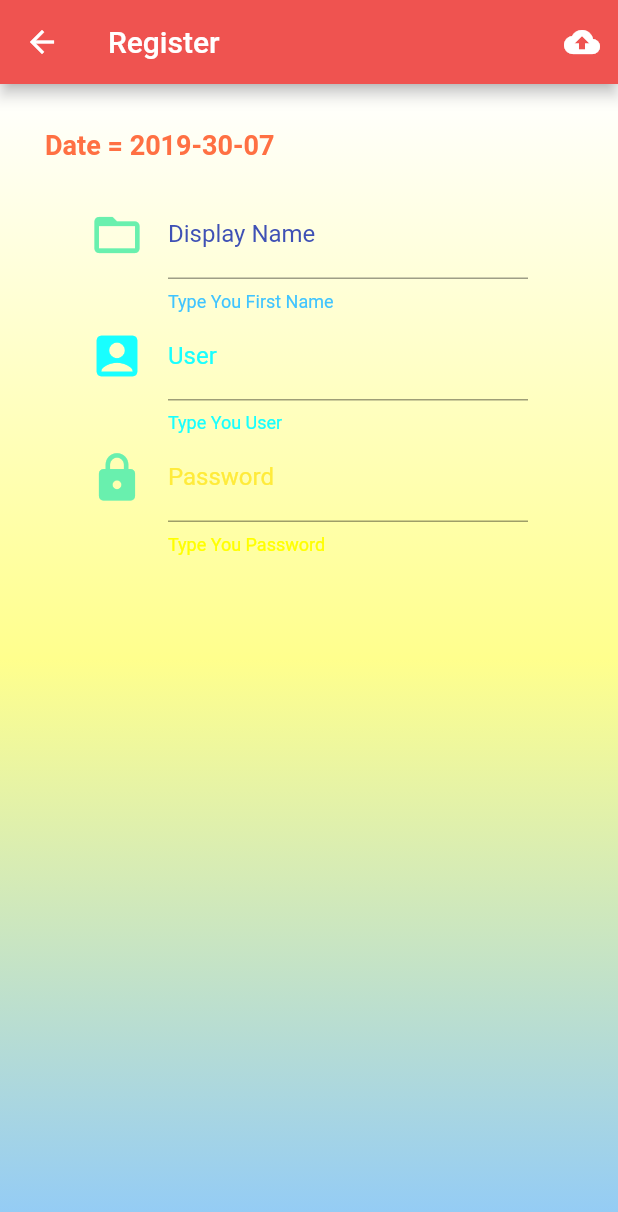
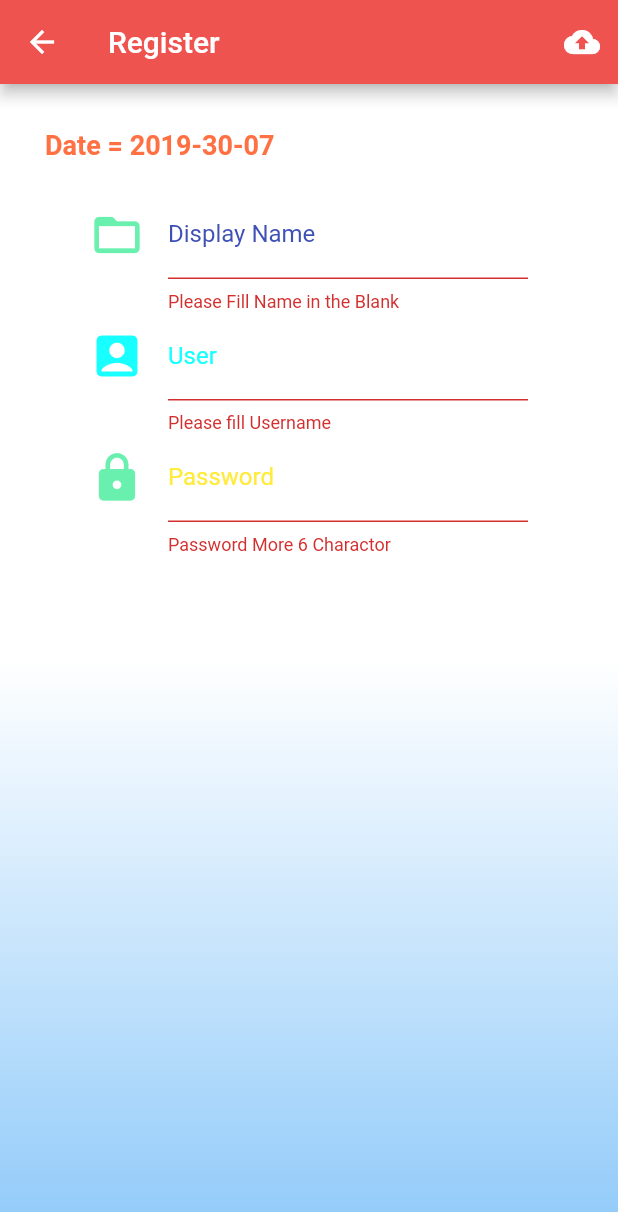
Before and after one commit to Sarunyou22/Pakk, a Flutter app: the Register screen opened directly, after a tap on the "cloud upload" icon, on a phone screen of 412 x 824 dp. Shown: the top 1212 px of the screen. Run offline on Flutter 3.47's test engine with Material 2 defaults, Android fonts, the phone set to English and light mode, and no system bars; missing offline and left inert: dart:ffi.

Commit message:
post data completed

```diff
--- a/lib/main.dart
+++ b/lib/main.dart
@@ -1,4 +1,5 @@
 import 'package:flutter/material.dart';
+import 'package:flutter/services.dart';
 import 'package:pakk/screens/home.dart';
 
 void main() {
@@ -8,7 +9,10 @@ void main() {
 class MyApp extends StatelessWidget {
   @override
   Widget build(BuildContext context) {
+    SystemChrome.setPreferredOrientations(
+        [DeviceOrientation.portraitUp, DeviceOrientation.portraitDown]);
     return MaterialApp(
+      debugShowCheckedModeBanner: false,
       home: Home(),
     );
   }
--- a/lib/screens/register.dart
+++ b/lib/screens/register.dart
@@ -1,4 +1,8 @@
+import 'dart:convert';
+import 'dart:ffi';
+
 import 'package:flutter/material.dart';
+import 'package:http/http.dart';
 import 'package:pakk/utility/my_style.dart';
 import 'package:intl/intl.dart';
 
@@ -9,6 +13,8 @@ class Register extends StatefulWidget {
 
 class _RegisterState extends State<Register> {
   // Field
+  final formKey = GlobalKey<FormState>();
+  String name, user, password, dateString;
 
   // Method
   Widget nameText() {
@@ -27,6 +33,16 @@ class _RegisterState extends State<Register> {
           helperStyle: TextStyle(color: Colors.lightBlueAccent),
           hintText: 'English Only',
         ),
+        validator: (String value) {
+          if (value.isEmpty) {
+            return 'Please Fill Name in the Blank';
+          } else {
+            return null;
+          }
+        },
+        onSaved: (value) {
+          name = value.trim();
+        },
       ),
     );
   }
@@ -35,6 +51,7 @@ class _RegisterState extends State<Register> {
     return Container(
       margin: EdgeInsets.only(left: 30.0, right: 30.0),
       child: TextFormField(
+        keyboardType: TextInputType.emailAddress,
         decoration: InputDecoration(
           icon: Icon(
             Icons.account_box,
@@ -45,8 +62,20 @@ class _RegisterState extends State<Register> {
           labelStyle: TextStyle(color: Colors.cyanAccent),
           helperText: 'Type You User',
           helperStyle: TextStyle(color: Colors.cyanAccent),
-          hintText: 'English Only',
+          hintText: 'YourEmail@email.com',
         ),
+        validator: (String value) {
+          if (value.isEmpty) {
+            return 'Please fill Username';
+          } else if (!((value.contains('@')) && (value.contains('.')))) {
+            return 'Please Keep Email Format';
+          } else {
+            return null;
+          }
+        },
+        onSaved: (value) {
+          user = value.trim();
+        },
       ),
     );
   }
@@ -66,8 +95,18 @@ class _RegisterState extends State<Register> {
           labelStyle: TextStyle(color: Colors.yellow),
           helperText: 'Type You Password',
           helperStyle: TextStyle(color: Colors.yellowAccent),
-          hintText: 'English Only',
+          hintText: 'More 6 Charctor',
         ),
+        validator: (value) {
+          if (value.length < 6) {
+            return 'Password More 6 Charactor';
+          } else {
+            return null;
+          }
+        },
+        onSaved: (value) {
+          password = value.trim();
+        },
       ),
     );
   }
@@ -76,7 +115,7 @@ class _RegisterState extends State<Register> {
     DateTime dateTime = DateTime.now();
     print('DateTime = $dateTime');
 
-    String dateString = DateFormat('yyyy-mm-dd').format(dateTime);
+    dateString = DateFormat('yyyy-mm-dd').format(dateTime);
     print('DateTime = $dateString');
 
     return Text(
@@ -89,8 +128,29 @@ class _RegisterState extends State<Register> {
     return IconButton(
       tooltip: 'Upload Now',
       icon: Icon(Icons.cloud_upload),
-      onPressed: () {},
+      onPressed: () {
+        print('You Click Register');
+        if (formKey.currentState.validate()) {
+          formKey.currentState.save();
+          print('name = $name, user = $user, password = $password');
+          registerThread();
+        }
+      },
     );
+  }
+
+  Future<void> registerThread() async {
+    String url ='https://www.androidthai.in.th/pint/addUserPakk.php?isAdd=true&Name=$name&User=$user&Password=$password&RegisDate=$dateString';
+
+    Response response = await get(url);
+    print('response = $response');
+    var result = json.decode(response.body);
+    print('result = $result');
+    if (result.toString() == 'true') {
+      Navigator.of(context).pop();
+
+    } else {
+    }
   }
 
   @override
@@ -104,11 +164,13 @@ class _RegisterState extends State<Register> {
       body: Container(
         decoration: BoxDecoration(
           gradient: LinearGradient(
-            colors: [Colors.white, Colors.yellowAccent[100], MyStyle().mainColor],
+            colors: [Colors.white, Colors.white, MyStyle().mainColor],
             begin: Alignment.topCenter,
             end: Alignment.bottomCenter,
           ),
         ),
+        child: Form(
+          key: formKey,
           child: ListView(
             padding: EdgeInsets.all(30.0),
             children: <Widget>[
@@ -122,6 +184,7 @@ class _RegisterState extends State<Register> {
             ],
           ),
         ),
+      ),
     );
   }
 }
--- a/pubspec.yaml
+++ b/pubspec.yaml
@@ -24,6 +24,7 @@ dependencies:
   # Use with the CupertinoIcons class for iOS style icons.
   cupertino_icons: ^0.1.2
   intl: ^0.16.0
+  http: ^0.12.0+2
 
 dev_dependencies:
   flutter_test:
```
Also changed, not shown: pubspec.lock. Lines whose indentation alone changed are shown as unchanged.
